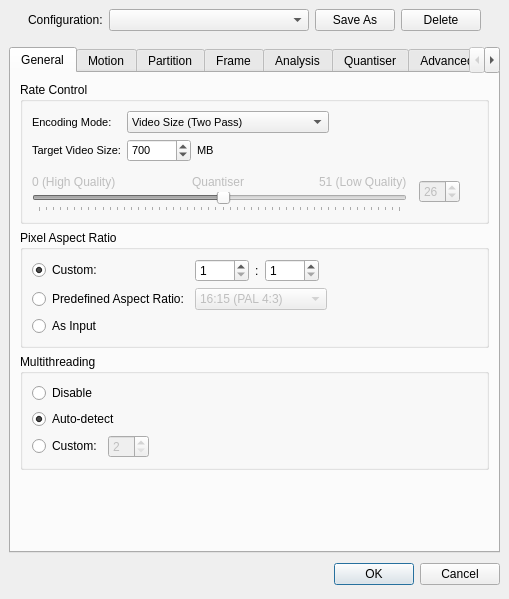
Before: the Qt Designer form branches/avidemux_2.5_branch_gruntster/plugins/ADM_videoEncoder/ADM_vidEnc_x264/qt4/x264ConfigDialog.ui in BackupTheBerlios/avidemux-svn, drawn with Qt 5.
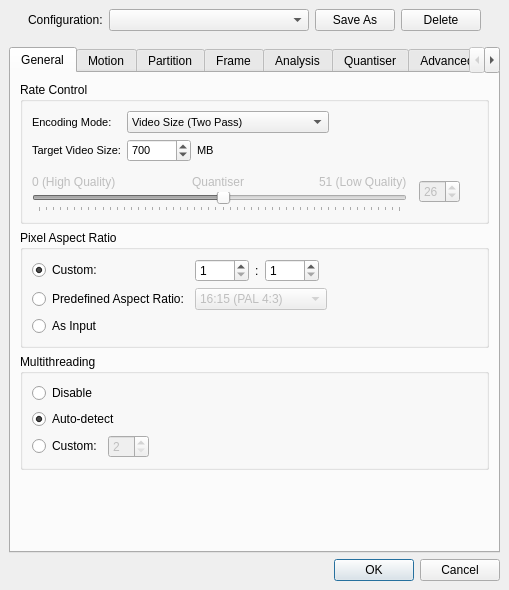
After: the same form once the commit is applied.

Commit message: [x264/Xvid] use button boxes on Qt config windows

What changed in the file:
```diff
--- a/branches/avidemux_2.5_branch_gruntster/plugins/ADM_videoEncoder/ADM_vidEnc_x264/qt4/x264ConfigDialog.ui
+++ b/branches/avidemux_2.5_branch_gruntster/plugins/ADM_videoEncoder/ADM_vidEnc_x264/qt4/x264ConfigDialog.ui
@@ -4130,32 +4130,12 @@
       <number>6</number>
      </property>
      <item>
-      <spacer>
+      <widget class="QDialogButtonBox" name="buttonBox" >
        <property name="orientation" >
         <enum>Qt::Horizontal</enum>
        </property>
-       <property name="sizeHint" >
-        <size>
-         <width>131</width>
-         <height>31</height>
-        </size>
-       </property>
-      </spacer>
-     </item>
-     <item>
-      <widget class="QPushButton" name="okButton" >
-       <property name="text" >
-        <string>OK</string>
-       </property>
-       <property name="default" >
-        <bool>true</bool>
-       </property>
-      </widget>
-     </item>
-     <item>
-      <widget class="QPushButton" name="cancelButton" >
-       <property name="text" >
-        <string>Cancel</string>
+       <property name="standardButtons" >
+        <set>QDialogButtonBox::Cancel|QDialogButtonBox::NoButton|QDialogButtonBox::Ok</set>
        </property>
       </widget>
      </item>
```
Left out of the diff: 66 changed lines with no effect on the pictures. The commit also changes 1 other file.
